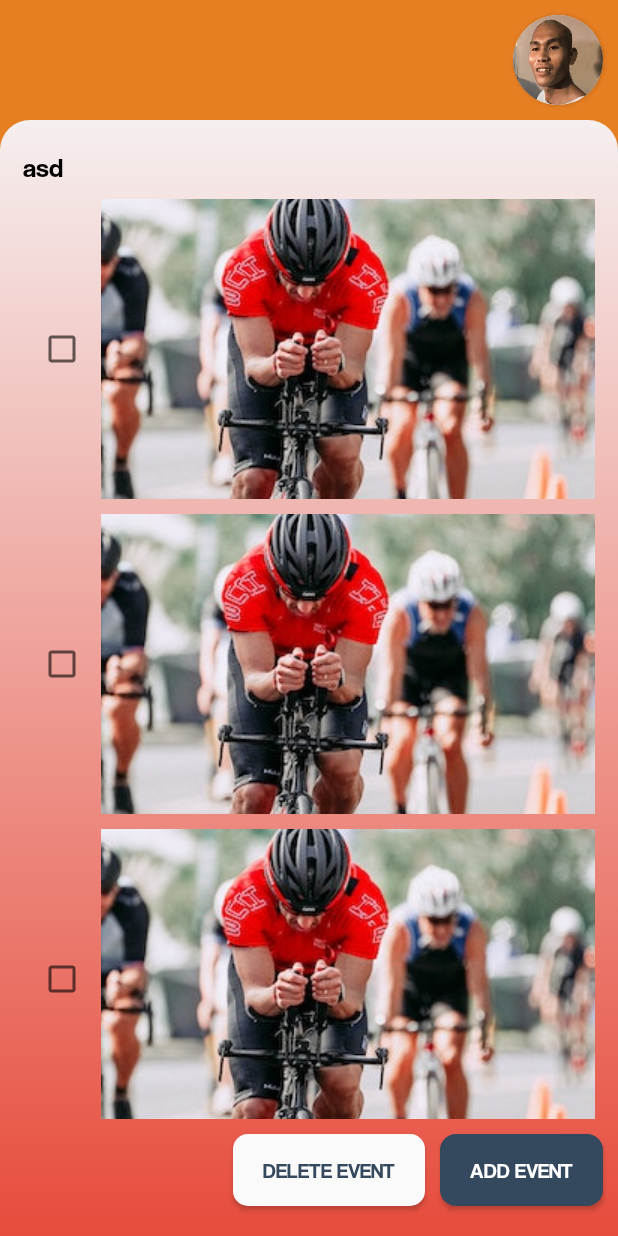
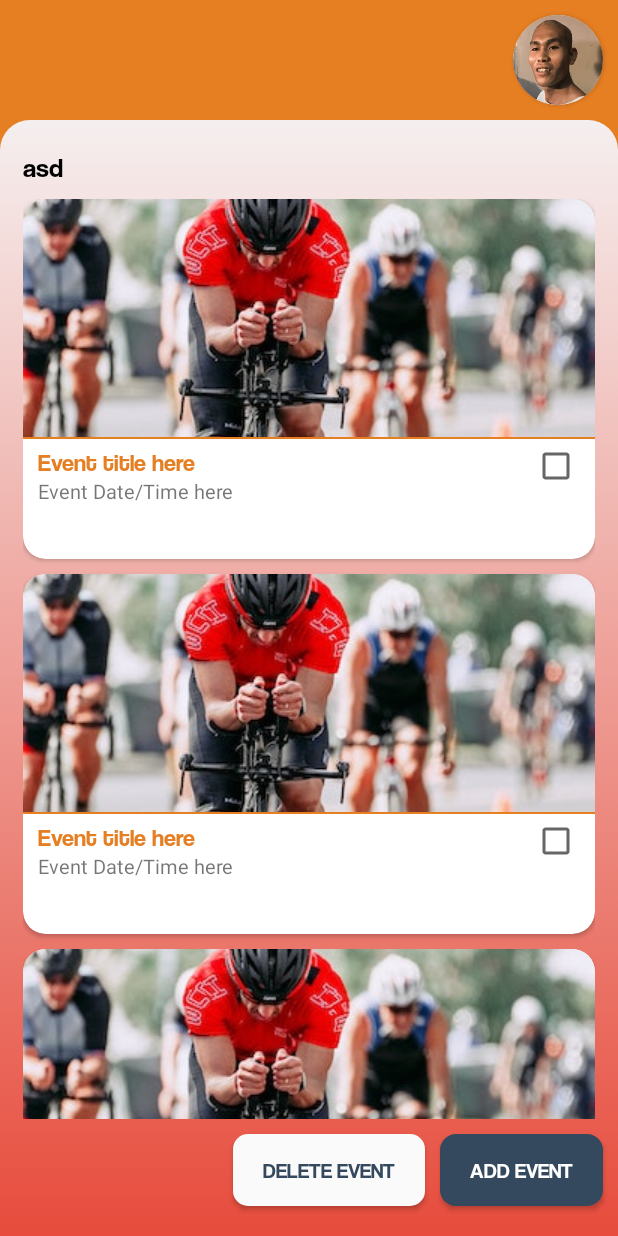
Before and after one commit to cchristopherjaudian/Padyak, an Android app: the frmEventManagement screen opened directly, with no data from a screen before it, on a phone screen of 412 x 824 dp. Run offline under Robolectric (Android 15) with nearby library versions, the phone set to English and light mode, and no system bars; 1 statement that could not run was skipped.

Commit message:
feat: Add Admin Event Management activity

```diff
--- a/mobile/app/src/main/java/com/padyak/activity/frmEventManagement.java
+++ b/mobile/app/src/main/java/com/padyak/activity/frmEventManagement.java
@@ -4,7 +4,9 @@ import androidx.appcompat.app.AppCompatActivity;
 import androidx.recyclerview.widget.LinearLayoutManager;
 import androidx.recyclerview.widget.RecyclerView;
 
+import android.content.Intent;
 import android.os.Bundle;
+import android.widget.Button;
 import android.widget.TextView;
 
 import com.padyak.R;
@@ -21,18 +23,28 @@ public class frmEventManagement extends AppCompatActivity {
     RecyclerView rvEventMonth;
     com.padyak.adapter.adapterEventManagement adapterEventManagement;
     List<Integer> tempList;
+    Button btnAddEvent, btnDeleteEvent;
 
     @Override
     protected void onCreate(Bundle savedInstanceState) {
         super.onCreate(savedInstanceState);
         setContentView(R.layout.activity_frm_event_management);
         frmEventMonth = findViewById(R.id.frmEventMonth);
+        btnDeleteEvent = findViewById(R.id.btnDeleteEvent);
+        btnAddEvent = findViewById(R.id.btnAddEvent);
+        frmEventMonth = findViewById(R.id.frmEventMonth);
+
         rvEventMonth = findViewById(R.id.rvEventMonth);
         linearLayoutManager = new LinearLayoutManager(this);
         rvEventMonth.setLayoutManager(linearLayoutManager);
 
         month = getIntent().getIntExtra("month", 0);
         frmEventMonth.setText(Month.of(month).name());
+
+        btnAddEvent.setOnClickListener(v->{
+            Intent intent = new Intent(frmEventManagement.this,frmAddEvent.class);
+            startActivity(intent);
+        });
         loadEvents();
     }
 
--- a/mobile/app/src/main/res/layout/activity_admin_main.xml
+++ b/mobile/app/src/main/res/layout/activity_admin_main.xml
@@ -49,7 +49,7 @@
 
     <ImageView
         android:id="@+id/imageView9"
-        android:layout_width="150dp"
+        android:layout_width="180dp"
         android:layout_height="100dp"
         android:layout_marginTop="40dp"
         android:scaleType="fitXY"
--- a/mobile/app/src/main/res/layout/activity_frm_event_register.xml
+++ b/mobile/app/src/main/res/layout/activity_frm_event_register.xml
@@ -133,7 +133,7 @@
         <Button
             android:id="@+id/btnEventRegister"
             android:layout_width="0dp"
-            android:layout_height="wrap_content"
+            android:layout_height="@dimen/wide_button_size"
             android:layout_marginStart="10dp"
             android:layout_marginTop="30dp"
             android:layout_marginEnd="10dp"
@@ -148,7 +148,7 @@
         <Button
             android:id="@+id/btnEventCancel"
             android:layout_width="0dp"
-            android:layout_height="wrap_content"
+            android:layout_height="@dimen/wide_button_size"
             android:layout_marginStart="10dp"
             android:layout_marginTop="10dp"
             android:layout_marginEnd="10dp"
--- a/mobile/app/src/main/res/layout/row_event_management.xml
+++ b/mobile/app/src/main/res/layout/row_event_management.xml
@@ -1,29 +1,76 @@
 <?xml version="1.0" encoding="utf-8"?>
-<androidx.constraintlayout.widget.ConstraintLayout xmlns:android="http://schemas.android.com/apk/res/android"
+<androidx.cardview.widget.CardView xmlns:android="http://schemas.android.com/apk/res/android"
     xmlns:app="http://schemas.android.com/apk/res-auto"
+    xmlns:tools="http://schemas.android.com/tools"
     android:layout_width="match_parent"
+    android:layout_height="240dp"
     android:layout_marginBottom="10dp"
-    android:layout_height="200dp">
+    app:cardCornerRadius="15dp">
 
-    <CheckBox
-        android:id="@+id/checkBox3"
-        android:layout_width="wrap_content"
-        android:layout_height="wrap_content"
-        android:layout_marginStart="10dp"
-        android:layout_marginTop="10dp"
-        android:layout_marginBottom="10dp"
-        app:layout_constraintBottom_toBottomOf="parent"
+    <androidx.constraintlayout.widget.ConstraintLayout
+        android:layout_width="match_parent"
+        android:layout_height="match_parent">
+
+        <ImageView
+            android:id="@+id/imgEventImage"
+            android:layout_width="0dp"
+            android:layout_height="0dp"
+            android:scaleType="center"
+            android:src="@drawable/testevent"
+            app:layout_constraintBottom_toTopOf="@+id/view"
+            app:layout_constraintEnd_toEndOf="parent"
             app:layout_constraintStart_toStartOf="parent"
             app:layout_constraintTop_toTopOf="parent" />
 
-    <ImageView
+        <View
+            android:id="@+id/view"
+            android:layout_width="match_parent"
+            android:layout_height="1dp"
+            android:layout_marginBottom="80dp"
+            android:background="@color/app_color"
+            app:layout_constraintBottom_toBottomOf="parent"
+            app:layout_constraintEnd_toEndOf="parent"
+            app:layout_constraintStart_toStartOf="parent" />
+
+        <TextView
+            android:id="@+id/txEventTitle"
+            android:layout_width="0dp"
+            android:layout_height="wrap_content"
+            android:layout_marginStart="10dp"
+            android:layout_marginTop="5dp"
+            android:layout_marginEnd="10dp"
+            android:fontFamily="@font/coolvetica"
+            android:text="Event title here"
+            android:textColor="@color/app_color"
+            android:textSize="16dp"
+            app:layout_constraintEnd_toStartOf="@+id/chkSelect"
+            app:layout_constraintStart_toStartOf="parent"
+            app:layout_constraintTop_toBottomOf="@+id/view" />
+
+        <TextView
+            android:id="@+id/txEventDate"
             android:layout_width="0dp"
             android:layout_height="0dp"
             android:layout_marginStart="10dp"
-        android:scaleType="center"
-        android:src="@drawable/testevent"
+            android:layout_marginEnd="10dp"
+            android:layout_marginBottom="10dp"
+            android:text="Event Date/Time here"
+            android:textSize="13dp"
             app:layout_constraintBottom_toBottomOf="parent"
+            app:layout_constraintEnd_toStartOf="@+id/chkSelect"
+            app:layout_constraintStart_toStartOf="parent"
+            app:layout_constraintTop_toBottomOf="@+id/txEventTitle" />
+
+        <CheckBox
+            android:id="@+id/chkSelect"
+            android:layout_width="wrap_content"
+            android:layout_height="wrap_content"
+            android:layout_marginTop="10dp"
+            android:layout_marginEnd="10dp"
+            app:layout_constraintBottom_toBottomOf="@+id/txEventTitle"
             app:layout_constraintEnd_toEndOf="parent"
-        app:layout_constraintStart_toEndOf="@+id/checkBox3"
-        app:layout_constraintTop_toTopOf="parent" />
+            app:layout_constraintTop_toBottomOf="@+id/view" />
     </androidx.constraintlayout.widget.ConstraintLayout>
+
+
+</androidx.cardview.widget.CardView>
--- a/mobile/app/src/main/res/values/dimens.xml
+++ b/mobile/app/src/main/res/values/dimens.xml
@@ -18,4 +18,5 @@
     <dimen name="event_month_size">130dp</dimen>
     <dimen name="event_month_label_size">18dp</dimen>
     <dimen name="event_month_count_size">14dp</dimen>
+    <dimen name="wide_button_size">30dp</dimen>
 </resources>
```
Also changed, not shown: mobile/app/src/main/AndroidManifest.xml (+14 -3 lines), mobile/app/src/main/java/com/padyak/activity/frmAddEvent.java (added, +23 -0 lines), mobile/app/src/main/res/layout/activity_frm_add_event.xml (added, +251 -0 lines). Lines whose indentation alone changed are shown as unchanged.
